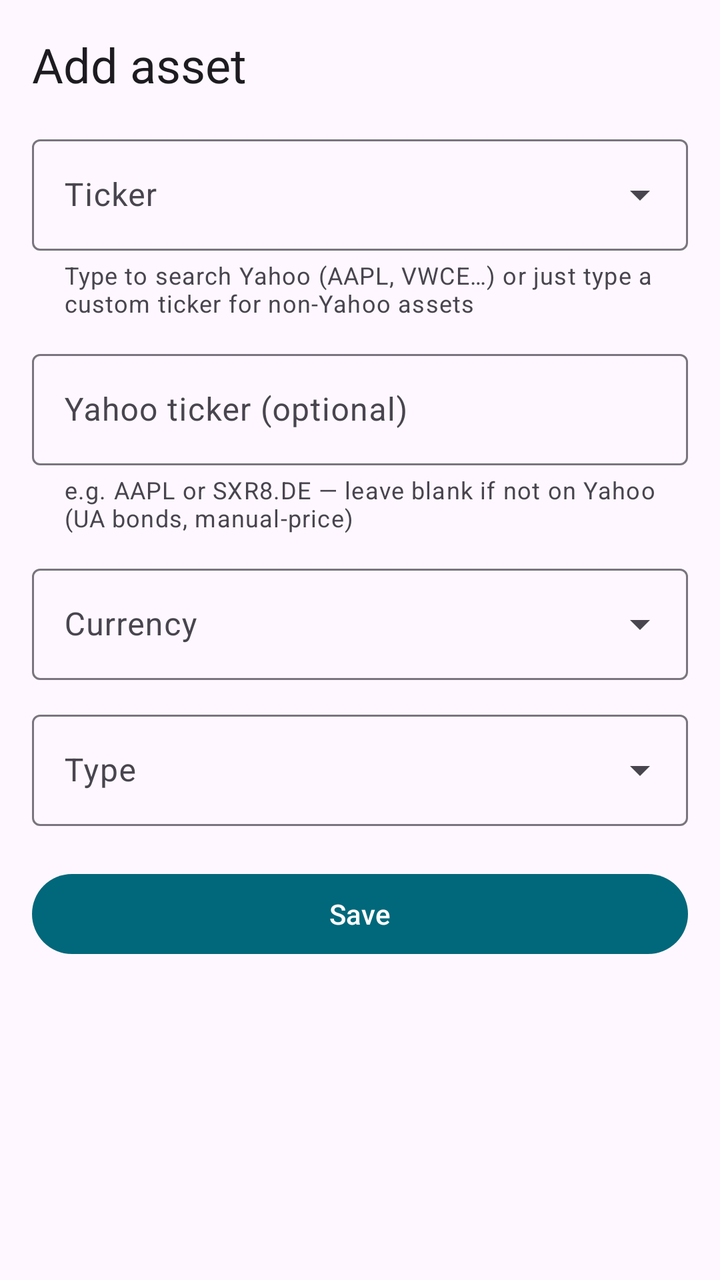
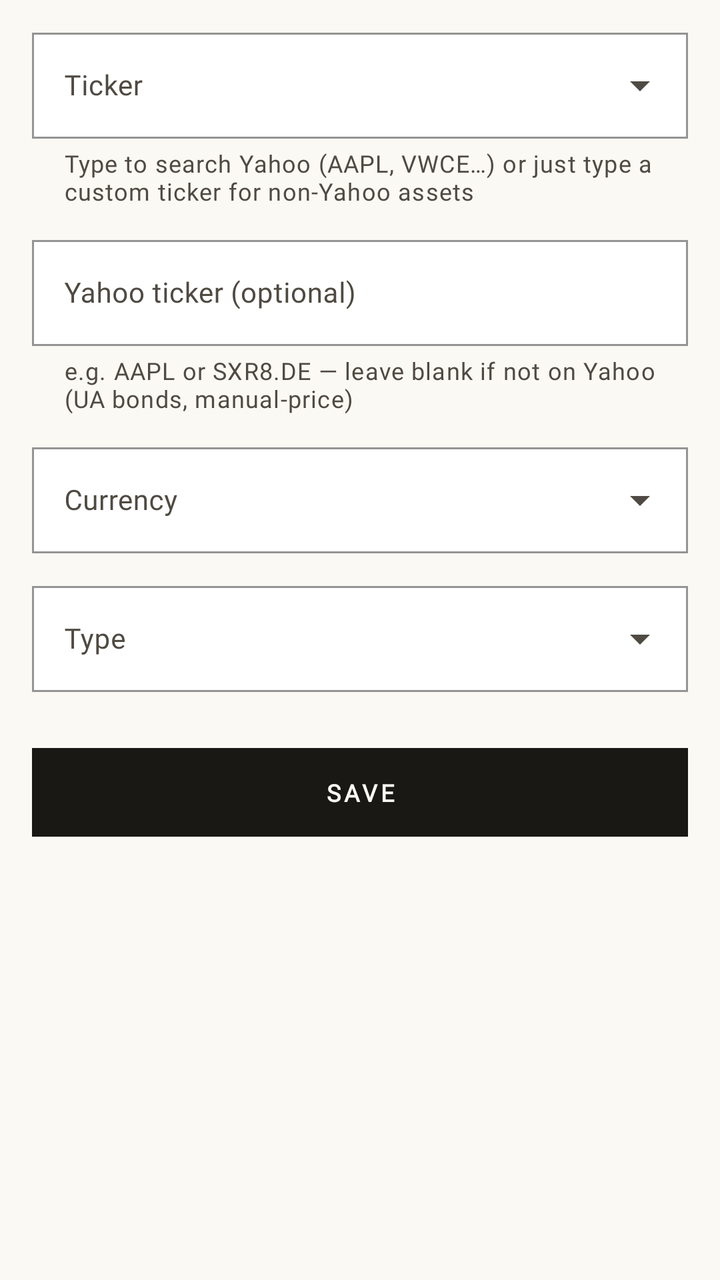

The first picture is an Android layout as it rendered before a commit; the second is the same layout after the commit. The layout source and the unified diff follow.
<!-- AndroidManifest.xml: application theme Theme.FinMon -->
<!-- res/layout/fragment_add_asset.xml -->
<?xml version="1.0" encoding="utf-8"?>
<ScrollView xmlns:android="http://schemas.android.com/apk/res/android"
    xmlns:app="http://schemas.android.com/apk/res-auto"
    android:layout_width="match_parent"
    android:layout_height="match_parent"
    android:fillViewport="true">

    <LinearLayout
        android:layout_width="match_parent"
        android:layout_height="wrap_content"
        android:orientation="vertical"
        android:padding="16dp">

        <TextView
            android:layout_width="wrap_content"
            android:layout_height="wrap_content"
            android:text="@string/add_asset_title"
            android:textAppearance="?attr/textAppearanceHeadlineSmall"
            android:paddingBottom="16dp" />

        <com.google.android.material.textfield.TextInputLayout
            android:id="@+id/tickerLayout"
            style="@style/Widget.Material3.TextInputLayout.OutlinedBox.ExposedDropdownMenu"
            android:layout_width="match_parent"
            android:layout_height="wrap_content"
            android:layout_marginBottom="12dp"
            android:hint="@string/field_ticker"
            app:helperText="@string/field_ticker_hint">

            <com.google.android.material.textfield.MaterialAutoCompleteTextView
                android:id="@+id/ticker"
                android:layout_width="match_parent"
                android:layout_height="wrap_content"
                android:imeOptions="actionNext"
                android:inputType="textCapCharacters|textNoSuggestions" />
        </com.google.android.material.textfield.TextInputLayout>

        <com.google.android.material.textfield.TextInputLayout
            android:id="@+id/remoteTickerLayout"
            style="@style/Widget.Material3.TextInputLayout.OutlinedBox"
            android:layout_width="match_parent"
            android:layout_height="wrap_content"
            android:layout_marginBottom="12dp"
            android:hint="@string/field_remote_ticker"
            app:helperText="@string/field_remote_ticker_hint">

            <com.google.android.material.textfield.TextInputEditText
                android:id="@+id/remoteTicker"
                android:layout_width="match_parent"
                android:layout_height="wrap_content"
                android:inputType="text"
                android:imeOptions="actionNext" />
        </com.google.android.material.textfield.TextInputLayout>

        <com.google.android.material.textfield.TextInputLayout
            android:id="@+id/currencyLayout"
            style="@style/Widget.Material3.TextInputLayout.OutlinedBox.ExposedDropdownMenu"
            android:layout_width="match_parent"
            android:layout_height="wrap_content"
            android:layout_marginBottom="12dp"
            android:hint="@string/field_currency">

            <AutoCompleteTextView
                android:id="@+id/currency"
                android:layout_width="match_parent"
                android:layout_height="wrap_content"
                android:inputType="none" />
        </com.google.android.material.textfield.TextInputLayout>

        <com.google.android.material.textfield.TextInputLayout
            android:id="@+id/typeLayout"
            style="@style/Widget.Material3.TextInputLayout.OutlinedBox.ExposedDropdownMenu"
            android:layout_width="match_parent"
            android:layout_height="wrap_content"
            android:layout_marginBottom="12dp"
            android:hint="@string/field_type">

            <AutoCompleteTextView
                android:id="@+id/type"
                android:layout_width="match_parent"
                android:layout_height="wrap_content"
                android:inputType="none" />
        </com.google.android.material.textfield.TextInputLayout>

        <LinearLayout
            android:id="@+id/bondFields"
            android:layout_width="match_parent"
            android:layout_height="wrap_content"
            android:orientation="vertical"
            android:visibility="gone">

            <com.google.android.material.textfield.TextInputLayout
                android:id="@+id/maturityLayout"
                style="@style/Widget.Material3.TextInputLayout.OutlinedBox"
                android:layout_width="match_parent"
                android:layout_height="wrap_content"
                android:layout_marginBottom="12dp"
                android:hint="@string/field_bond_maturity">

                <com.google.android.material.textfield.TextInputEditText
                    android:id="@+id/maturity"
                    android:layout_width="match_parent"
                    android:layout_height="wrap_content"
                    android:focusable="false"
                    android:clickable="true"
                    android:inputType="none" />
            </com.google.android.material.textfield.TextInputLayout>

            <com.google.android.material.textfield.TextInputLayout
                android:id="@+id/faceLayout"
                style="@style/Widget.Material3.TextInputLayout.OutlinedBox"
                android:layout_width="match_parent"
                android:layout_height="wrap_content"
                android:layout_marginBottom="12dp"
                android:hint="@string/field_bond_face">

                <com.google.android.material.textfield.TextInputEditText
                    android:id="@+id/face"
                    android:layout_width="match_parent"
                    android:layout_height="wrap_content"
                    android:inputType="numberDecimal"
                    android:imeOptions="actionNext" />
            </com.google.android.material.textfield.TextInputLayout>

            <com.google.android.material.textfield.TextInputLayout
                android:id="@+id/yieldLayout"
                style="@style/Widget.Material3.TextInputLayout.OutlinedBox"
                android:layout_width="match_parent"
                android:layout_height="wrap_content"
                android:layout_marginBottom="12dp"
                android:hint="@string/field_bond_yield">

                <com.google.android.material.textfield.TextInputEditText
                    android:id="@+id/yield"
                    android:layout_width="match_parent"
                    android:layout_height="wrap_content"
                    android:inputType="numberDecimal"
                    android:imeOptions="actionDone" />
            </com.google.android.material.textfield.TextInputLayout>
        </LinearLayout>

        <com.google.android.material.button.MaterialButton
            android:id="@+id/saveButton"
            android:layout_width="match_parent"
            android:layout_height="wrap_content"
            android:layout_marginTop="8dp"
            android:text="@string/action_save" />
    </LinearLayout>
</ScrollView>
<!-- resources referenced by this layout -->
<resources>
  <string name="add_asset_title">Add asset</string>
  <style name="Theme.FinMon" parent="Theme.Material3.DayNight.NoActionBar">
          <item name="colorPrimary">@color/md_theme_primary</item>
          <item name="colorOnPrimary">@color/md_theme_onPrimary</item>
          <item name="colorSecondary">@color/md_theme_secondary</item>
          <item name="colorOnSecondary">@color/md_theme_onSecondary</item>
          <item name="android:statusBarColor">?attr/colorPrimary</item>
      </style>
  <color name="md_theme_primary">#00687A</color>
  <color name="md_theme_onPrimary">#FFFFFF</color>
  <color name="md_theme_secondary">#4B6268</color>
  <color name="md_theme_onSecondary">#FFFFFF</color>
  <!-- unchanged entries left out for length: 10 -->
</resources>

<!-- the commit's change to res/layout/fragment_add_asset.xml (unified diff, before → after) -->
@@ -9,23 +9,19 @@
         android:layout_width="match_parent"
         android:layout_height="wrap_content"
         android:orientation="vertical"
-        android:padding="16dp">
-
-        <TextView
-            android:layout_width="wrap_content"
-            android:layout_height="wrap_content"
-            android:text="@string/add_asset_title"
-            android:textAppearance="?attr/textAppearanceHeadlineSmall"
-            android:paddingBottom="16dp" />
+        android:paddingHorizontal="@dimen/fm_page_padding_h"
+        android:paddingTop="12dp"
+        android:paddingBottom="32dp">
 
         <com.google.android.material.textfield.TextInputLayout
             android:id="@+id/tickerLayout"
-            style="@style/Widget.Material3.TextInputLayout.OutlinedBox.ExposedDropdownMenu"
+            style="@style/Widget.FinMon.TextInputLayout.OutlinedBox.ExposedDropdownMenu"
             android:layout_width="match_parent"
             android:layout_height="wrap_content"
             android:layout_marginBottom="12dp"
             android:hint="@string/field_ticker"
-            app:helperText="@string/field_ticker_hint">
+            app:helperText="@string/field_ticker_hint"
+            app:helperTextEnabled="true">
 
             <com.google.android.material.textfield.MaterialAutoCompleteTextView
                 android:id="@+id/ticker"
@@ -37,12 +33,13 @@
 
         <com.google.android.material.textfield.TextInputLayout
             android:id="@+id/remoteTickerLayout"
-            style="@style/Widget.Material3.TextInputLayout.OutlinedBox"
+            style="@style/Widget.FinMon.TextInputLayout.OutlinedBox"
             android:layout_width="match_parent"
             android:layout_height="wrap_content"
             android:layout_marginBottom="12dp"
             android:hint="@string/field_remote_ticker"
-            app:helperText="@string/field_remote_ticker_hint">
+            app:helperText="@string/field_remote_ticker_hint"
+            app:helperTextEnabled="true">
 
             <com.google.android.material.textfield.TextInputEditText
                 android:id="@+id/remoteTicker"
@@ -54,13 +51,13 @@
 
         <com.google.android.material.textfield.TextInputLayout
             android:id="@+id/currencyLayout"
-            style="@style/Widget.Material3.TextInputLayout.OutlinedBox.ExposedDropdownMenu"
+            style="@style/Widget.FinMon.TextInputLayout.OutlinedBox.ExposedDropdownMenu"
             android:layout_width="match_parent"
             android:layout_height="wrap_content"
             android:layout_marginBottom="12dp"
             android:hint="@string/field_currency">
 
-            <AutoCompleteTextView
+            <com.google.android.material.textfield.MaterialAutoCompleteTextView
                 android:id="@+id/currency"
                 android:layout_width="match_parent"
                 android:layout_height="wrap_content"
@@ -69,19 +66,20 @@
 
         <com.google.android.material.textfield.TextInputLayout
             android:id="@+id/typeLayout"
-            style="@style/Widget.Material3.TextInputLayout.OutlinedBox.ExposedDropdownMenu"
+            style="@style/Widget.FinMon.TextInputLayout.OutlinedBox.ExposedDropdownMenu"
             android:layout_width="match_parent"
             android:layout_height="wrap_content"
-            android:layout_marginBottom="12dp"
+            android:layout_marginBottom="4dp"
             android:hint="@string/field_type">
 
-            <AutoCompleteTextView
+            <com.google.android.material.textfield.MaterialAutoCompleteTextView
                 android:id="@+id/type"
                 android:layout_width="match_parent"
                 android:layout_height="wrap_content"
                 android:inputType="none" />
         </com.google.android.material.textfield.TextInputLayout>
 
+        
         <LinearLayout
             android:id="@+id/bondFields"
             android:layout_width="match_parent"
@@ -89,9 +87,33 @@
             android:orientation="vertical"
             android:visibility="gone">
 
+            <LinearLayout
+                android:layout_width="match_parent"
+                android:layout_height="wrap_content"
+                android:orientation="horizontal"
+                android:gravity="center_vertical"
+                android:layout_marginTop="14dp"
+                android:layout_marginBottom="6dp">
+
+                <TextView
+                    android:layout_width="wrap_content"
+                    android:layout_height="wrap_content"
+                    android:text="@string/add_asset_section_bond"
+                    android:textAppearance="@style/TextAppearance.FinMon.Kicker"
+                    android:textColor="@color/fm_accent"
+                    android:textFontWeight="700" />
+
+                <View
+                    android:layout_width="0dp"
+                    android:layout_height="@dimen/fm_rule_hairline"
+                    android:layout_weight="1"
+                    android:layout_marginStart="8dp"
+                    android:background="?attr/colorOutlineVariant" />
+            </LinearLayout>
+
             <com.google.android.material.textfield.TextInputLayout
                 android:id="@+id/maturityLayout"
-                style="@style/Widget.Material3.TextInputLayout.OutlinedBox"
+                style="@style/Widget.FinMon.TextInputLayout.OutlinedBox"
                 android:layout_width="match_parent"
                 android:layout_height="wrap_content"
                 android:layout_marginBottom="12dp"
@@ -108,7 +130,7 @@
 
             <com.google.android.material.textfield.TextInputLayout
                 android:id="@+id/faceLayout"
-                style="@style/Widget.Material3.TextInputLayout.OutlinedBox"
+                style="@style/Widget.FinMon.TextInputLayout.OutlinedBox"
                 android:layout_width="match_parent"
                 android:layout_height="wrap_content"
                 android:layout_marginBottom="12dp"
@@ -124,10 +146,9 @@
 
             <com.google.android.material.textfield.TextInputLayout
                 android:id="@+id/yieldLayout"
-                style="@style/Widget.Material3.TextInputLayout.OutlinedBox"
+                style="@style/Widget.FinMon.TextInputLayout.OutlinedBox"
                 android:layout_width="match_parent"
                 android:layout_height="wrap_content"
-                android:layout_marginBottom="12dp"
                 android:hint="@string/field_bond_yield">
 
                 <com.google.android.material.textfield.TextInputEditText
@@ -141,9 +162,10 @@
 
         <com.google.android.material.button.MaterialButton
             android:id="@+id/saveButton"
+            style="@style/Widget.FinMon.Button.Save"
             android:layout_width="match_parent"
             android:layout_height="wrap_content"
-            android:layout_marginTop="8dp"
+            android:layout_marginTop="20dp"
             android:text="@string/action_save" />
     </LinearLayout>
 </ScrollView>
<!-- resource entries referenced after the edit -->
@@ -1,17 +1,295 @@
 <!-- resources referenced by this layout -->
 <resources>
-  <string name="add_asset_title">Add asset</string>
-  <style name="Theme.FinMon" parent="Theme.Material3.DayNight.NoActionBar">
-          <item name="colorPrimary">@color/md_theme_primary</item>
-          <item name="colorOnPrimary">@color/md_theme_onPrimary</item>
-          <item name="colorSecondary">@color/md_theme_secondary</item>
-          <item name="colorOnSecondary">@color/md_theme_onSecondary</item>
-          <item name="android:statusBarColor">?attr/colorPrimary</item>
-      </style>
-  <color name="md_theme_primary">#00687A</color>
-  <color name="md_theme_onPrimary">#FFFFFF</color>
-  <color name="md_theme_secondary">#4B6268</color>
-  <color name="md_theme_onSecondary">#FFFFFF</color>
+  <color name="fm_accent">#00687A</color>
+  <dimen name="fm_page_padding_h">16dp</dimen>
+  <dimen name="fm_rule_hairline">1dp</dimen>
+  <string name="add_asset_section_bond">Bond fields</string>
+  <style name="TextAppearance.FinMon.Kicker" parent="TextAppearance.Material3.LabelSmall">
+          <item name="fontFamily">@font/inter</item>
+          <item name="android:fontFamily">@font/inter</item>
+          <item name="android:textFontWeight">600</item>
+          <item name="android:textSize">10sp</item>
+          <item name="android:textColor">@color/fm_ink_mute</item>
+          <item name="android:textAllCaps">true</item>
+          <item name="android:letterSpacing">0.16</item>
+      </style>
+  <style name="Widget.FinMon.Button.Save" parent="Widget.Material3.Button">
+          <item name="cornerRadius">0dp</item>
+          <item name="backgroundTint">?attr/colorOnBackground</item>
+          <item name="android:textAppearance">@style/TextAppearance.FinMon.SaveButton</item>
+          <item name="android:paddingTop">@dimen/fm_save_button_padding_v</item>
+          <item name="android:paddingBottom">@dimen/fm_save_button_padding_v</item>
+          <item name="rippleColor">@color/fm_ink_mute</item>
+      </style>
+  <style name="Widget.FinMon.TextInputLayout.OutlinedBox" parent="Widget.Material3.TextInputLayout.OutlinedBox">
+          <item name="boxCornerRadiusTopStart">0dp</item>
+          <item name="boxCornerRadiusTopEnd">0dp</item>
+          <item name="boxCornerRadiusBottomStart">0dp</item>
+          <item name="boxCornerRadiusBottomEnd">0dp</item>
+          <item name="boxStrokeWidth">@dimen/fm_rule_hairline</item>
+          <item name="boxStrokeWidthFocused">@dimen/fm_rule_hairline</item>
+          <item name="boxStrokeColor">?attr/colorOutline</item>
+          <item name="boxBackgroundColor">?attr/colorSurface</item>
+          <item name="hintTextAppearance">@style/TextAppearance.FinMon.Kicker</item>
+      </style>
+  <style name="Widget.FinMon.TextInputLayout.OutlinedBox.ExposedDropdownMenu" parent="Widget.FinMon.TextInputLayout.OutlinedBox">
+          <item name="endIconMode">dropdown_menu</item>
+          
+          <item name="materialThemeOverlay">@style/ThemeOverlay.Material3.AutoCompleteTextView.OutlinedBox</item>
+      </style>
+  <style name="Theme.FinMon" parent="Theme.Material3.Light.NoActionBar">
+  
+          
+          <item name="colorPrimary">@color/fm_accent</item>
+          <item name="colorOnPrimary">@color/fm_bg</item>
+          <item name="colorPrimaryContainer">@color/fm_accent_soft</item>
+          <item name="colorOnPrimaryContainer">@color/fm_ink</item>
+  
+          <item name="colorSecondary">@color/fm_ink_soft</item>
+          <item name="colorOnSecondary">@color/fm_bg</item>
+          <item name="colorSecondaryContainer">@color/fm_rule</item>
+          <item name="colorOnSecondaryContainer">@color/fm_ink</item>
+  
+          
+          <item name="android:colorBackground">@color/fm_bg</item>
+          <item name="colorOnBackground">@color/fm_ink</item>
+          <item name="colorSurface">@color/fm_bg_raised</item>
+          <item name="colorOnSurface">@color/fm_ink</item>
+          <item name="colorSurfaceVariant">@color/fm_bg</item>
+          <item name="colorOnSurfaceVariant">@color/fm_ink_soft</item>
+          <item name="android:windowBackground">@color/fm_bg</item>
+  
+          <item name="colorOutline">@color/fm_rule_strong</item>
+          <item name="colorOutlineVariant">@color/fm_rule</item>
+  
+          <item name="colorError">@color/fm_pnl_down</item>
+          <item name="colorOnError">@color/fm_bg</item>
+  
+          
+          <item name="elevationOverlayEnabled">false</item>
+  
+          
+          <item name="android:statusBarColor">@color/fm_bg</item>
+          <item name="android:windowLightStatusBar">true</item>
+          <item name="android:navigationBarColor">@color/fm_bg</item>
+          <item name="android:windowLightNavigationBar">true</item>
+  
+          
+          <item name="textAppearanceDisplayLarge">@style/TextAppearance.FinMon.Display.Headline</item>
+          <item name="textAppearanceDisplayMedium">@style/TextAppearance.FinMon.Display.Large</item>
+          <item name="textAppearanceDisplaySmall">@style/TextAppearance.FinMon.Display.Medium</item>
+  
+          <item name="textAppearanceHeadlineLarge">@style/TextAppearance.FinMon.Display.Large</item>
+          <item name="textAppearanceHeadlineMedium">@style/TextAppearance.FinMon.Display.Medium</item>
+          <item name="textAppearanceHeadlineSmall">@style/TextAppearance.FinMon.Display.Small</item>
+  
+          <item name="textAppearanceTitleLarge">@style/TextAppearance.FinMon.Title.Large</item>
+          <item name="textAppearanceTitleMedium">@style/TextAppearance.FinMon.Title.Medium</item>
+          <item name="textAppearanceTitleSmall">@style/TextAppearance.FinMon.Title.Small</item>
+  
+          <item name="textAppearanceBodyLarge">@style/TextAppearance.FinMon.Body.Medium</item>
+          <item name="textAppearanceBodyMedium">@style/TextAppearance.FinMon.Body.Medium</item>
+          <item name="textAppearanceBodySmall">@style/TextAppearance.FinMon.Body.Small</item>
+  
+          <item name="textAppearanceLabelLarge">@style/TextAppearance.FinMon.Label.Large</item>
+          <item name="textAppearanceLabelMedium">@style/TextAppearance.FinMon.Label.Medium</item>
+          <item name="textAppearanceLabelSmall">@style/TextAppearance.FinMon.Label.Small</item>
+  
+          
+          <item name="bottomNavigationStyle">@style/Widget.FinMon.BottomNavigationView</item>
+          <item name="tabStyle">@style/Widget.FinMon.TabLayout</item>
+          <item name="chipStyle">@style/Widget.FinMon.Chip.Filter</item>
+          
+          <item name="materialAlertDialogTheme">@style/ThemeOverlay.FinMon.AlertDialog</item>
+      </style>
+  <color name="fm_ink_mute">#6F6A60</color>
+  <style name="TextAppearance.FinMon.SaveButton" parent="TextAppearance.Material3.LabelLarge">
+          <item name="fontFamily">@font/inter</item>
+          <item name="android:fontFamily">@font/inter</item>
+          <item name="android:textFontWeight">700</item>
+          <item name="android:textSize">12sp</item>
+          <item name="android:textColor">@color/fm_bg</item>
+          <item name="android:textAllCaps">true</item>
+          <item name="android:letterSpacing">0.15</item>
+      </style>
+  <dimen name="fm_save_button_padding_v">14dp</dimen>
+  <color name="fm_bg">#FBF9F4</color>
+  <color name="fm_accent_soft">#9CC2C9</color>
+  <color name="fm_ink">#1A1814</color>
+  <color name="fm_ink_soft">#4F4A42</color>
+  <color name="fm_rule">#E6E0D3</color>
+  <color name="fm_bg_raised">#FFFFFF</color>
+  <color name="fm_rule_strong">#1A1814</color>
+  <color name="fm_pnl_down">#C62828</color>
+  <style name="TextAppearance.FinMon.Display.Headline" parent="TextAppearance.Material3.HeadlineLarge">
+          <item name="fontFamily">@font/source_serif_4</item>
+          <item name="android:fontFamily">@font/source_serif_4</item>
+          <item name="android:textFontWeight">700</item>
+          <item name="android:textSize">36sp</item>
+          <item name="android:textColor">@color/fm_ink</item>
+      </style>
+  <style name="TextAppearance.FinMon.Display.Large" parent="TextAppearance.Material3.HeadlineMedium">
+          <item name="fontFamily">@font/source_serif_4</item>
+          <item name="android:fontFamily">@font/source_serif_4</item>
+          <item name="android:textFontWeight">600</item>
+          <item name="android:textSize">30sp</item>
+          <item name="android:textColor">@color/fm_ink</item>
+      </style>
+  <style name="TextAppearance.FinMon.Display.Medium" parent="TextAppearance.Material3.HeadlineSmall">
+          <item name="fontFamily">@font/source_serif_4</item>
+          <item name="android:fontFamily">@font/source_serif_4</item>
+          <item name="android:textFontWeight">600</item>
+          <item name="android:textSize">26sp</item>
+          <item name="android:textColor">@color/fm_ink</item>
+      </style>
+  <style name="TextAppearance.FinMon.Display.Small" parent="TextAppearance.Material3.TitleLarge">
+          <item name="fontFamily">@font/source_serif_4</item>
+          <item name="android:fontFamily">@font/source_serif_4</item>
+          <item name="android:textFontWeight">600</item>
+          <item name="android:textSize">22sp</item>
+          <item name="android:textColor">@color/fm_ink</item>
+      </style>
+  <style name="TextAppearance.FinMon.Title.Large" parent="TextAppearance.Material3.TitleMedium">
+          <item name="fontFamily">@font/source_serif_4</item>
+          <item name="android:fontFamily">@font/source_serif_4</item>
+          <item name="android:textFontWeight">700</item>
+          <item name="android:textSize">18sp</item>
+          <item name="android:textColor">@color/fm_ink</item>
+      </style>
+  <style name="TextAppearance.FinMon.Title.Medium" parent="TextAppearance.Material3.TitleSmall">
+          <item name="fontFamily">@font/source_serif_4</item>
+          <item name="android:fontFamily">@font/source_serif_4</item>
+          <item name="android:textFontWeight">700</item>
+          <item name="android:textSize">16sp</item>
+          <item name="android:textColor">@color/fm_ink</item>
+      </style>
+  <style name="TextAppearance.FinMon.Title.Small" parent="TextAppearance.Material3.TitleSmall">
+          <item name="fontFamily">@font/source_serif_4</item>
+          <item name="android:fontFamily">@font/source_serif_4</item>
+          <item name="android:textFontWeight">700</item>
+          <item name="android:textSize">15sp</item>
+          <item name="android:textColor">@color/fm_ink</item>
+      </style>
+  <style name="TextAppearance.FinMon.Body.Medium" parent="TextAppearance.Material3.BodyMedium">
+          <item name="fontFamily">@font/source_serif_4</item>
+          <item name="android:fontFamily">@font/source_serif_4</item>
+          <item name="android:textFontWeight">400</item>
+          <item name="android:textSize">14sp</item>
+          <item name="android:textColor">@color/fm_ink</item>
+      </style>
+  <style name="TextAppearance.FinMon.Body.Small" parent="TextAppearance.Material3.BodySmall">
+          <item name="fontFamily">@font/source_serif_4</item>
+          <item name="android:fontFamily">@font/source_serif_4</item>
+          <item name="android:textFontWeight">450</item>
+          <item name="android:textSize">12sp</item>
+          <item name="android:textColor">@color/fm_ink_soft</item>
+      </style>
+  <style name="TextAppearance.FinMon.Label.Large" parent="TextAppearance.Material3.LabelLarge">
+          <item name="fontFamily">@font/inter</item>
+          <item name="android:fontFamily">@font/inter</item>
+          <item name="android:textFontWeight">600</item>
+          <item name="android:textSize">14sp</item>
+          <item name="android:textColor">@color/fm_ink</item>
+      </style>
+  <style name="TextAppearance.FinMon.Label.Medium" parent="TextAppearance.Material3.LabelMedium">
+          <item name="fontFamily">@font/inter</item>
+          <item name="android:fontFamily">@font/inter</item>
+          <item name="android:textFontWeight">600</item>
+          <item name="android:textSize">12sp</item>
+          <item name="android:textColor">@color/fm_ink</item>
+      </style>
+  <style name="TextAppearance.FinMon.Label.Small" parent="TextAppearance.Material3.LabelSmall">
+          <item name="fontFamily">@font/inter</item>
+          <item name="android:fontFamily">@font/inter</item>
+          <item name="android:textFontWeight">500</item>
+          <item name="android:textSize">11sp</item>
+          <item name="android:textColor">@color/fm_ink_soft</item>
+      </style>
+  <style name="Widget.FinMon.BottomNavigationView" parent="Widget.Material3.BottomNavigationView">
+          <item name="android:background">@drawable/bg_fm_bottom_nav</item>
+          <item name="itemActiveIndicatorStyle">@style/Widget.FinMon.BottomNavigationView.ActiveIndicator</item>
+          <item name="itemTextColor">@color/fm_nav_item_color</item>
+          <item name="itemIconTint">@color/fm_nav_item_color</item>
+          <item name="itemTextAppearanceActive">@style/TextAppearance.FinMon.Label.Small</item>
+          <item name="itemTextAppearanceInactive">@style/TextAppearance.FinMon.Label.Small</item>
+      </style>
+  <style name="Widget.FinMon.TabLayout" parent="Widget.Material3.TabLayout">
+          
+          <item name="android:background">?android:attr/colorBackground</item>
+          <item name="tabIndicatorColor">?attr/colorOutline</item>
+          <item name="tabIndicatorHeight">@dimen/fm_rule_strong</item>
+          <item name="tabSelectedTextColor">?attr/colorOnBackground</item>
+          <item name="tabTextColor">@color/fm_ink_mute</item>
+          <item name="tabTextAppearance">@style/TextAppearance.FinMon.Title.Small</item>
+          
+          <item name="tabRippleColor">@android:color/transparent</item>
+      </style>
+  <style name="Widget.FinMon.Chip.Filter" parent="Widget.Material3.Chip.Filter">
+          <item name="shapeAppearance">@style/ShapeAppearance.FinMon.Chip.Pill</item>
+          <item name="chipBackgroundColor">@color/fm_chip_bg</item>
+          <item name="chipStrokeColor">@color/fm_chip_stroke</item>
+          <item name="chipStrokeWidth">@dimen/fm_rule_hairline</item>
+          <item name="android:textColor">@color/fm_chip_text</item>
+          <item name="checkedIconTint">@color/fm_chip_text</item>
+          <item name="android:textAppearance">@style/TextAppearance.FinMon.Chip</item>
+          <item name="rippleColor">@color/fm_ink_mute</item>
+      </style>
+  <style name="ThemeOverlay.FinMon.AlertDialog" parent="ThemeOverlay.Material3.MaterialAlertDialog">
+          <item name="colorPrimary">@color/fm_ink</item>
+          <item name="colorOnPrimary">@color/fm_bg</item>
+          <item name="colorPrimaryContainer">@color/fm_rule</item>
+          <item name="colorOnPrimaryContainer">@color/fm_ink</item>
+          <item name="colorSurface">@color/fm_bg_raised</item>
+          <item name="colorOnSurface">@color/fm_ink</item>
+          <item name="colorSurfaceVariant">@color/fm_rule</item>
+          <item name="colorOnSurfaceVariant">@color/fm_ink_soft</item>
+          <item name="android:colorBackground">@color/fm_bg_raised</item>
+          <item name="colorOnBackground">@color/fm_ink</item>
+          <item name="colorOutline">@color/fm_rule_strong</item>
+          <item name="colorOutlineVariant">@color/fm_rule</item>
+  
+          <item name="colorSurfaceContainer">@color/fm_bg_raised</item>
+          <item name="colorSurfaceContainerLow">@color/fm_bg_raised</item>
+          <item name="colorSurfaceContainerLowest">@color/fm_bg_raised</item>
+          <item name="colorSurfaceContainerHigh">@color/fm_bg_raised</item>
+          <item name="colorSurfaceContainerHighest">@color/fm_bg_raised</item>
+          <item name="colorSurfaceBright">@color/fm_bg_raised</item>
+          <item name="colorSurfaceDim">@color/fm_bg</item>
+  
+          <item name="elevationOverlayEnabled">false</item>
+      </style>
+  <!-- drawable bg_fm_bottom_nav (drawable) -->
+  <?xml version="1.0" encoding="utf-8"?>
+  <layer-list xmlns:android="http://schemas.android.com/apk/res/android">
+      <item>
+          <shape android:shape="rectangle">
+              <solid android:color="?android:attr/colorBackground" />
+          </shape>
+      </item>
+      <item android:height="2dp" android:gravity="top">
+          <shape android:shape="rectangle">
+              <solid android:color="?attr/colorOnBackground" />
+          </shape>
+      </item>
+  </layer-list>
+  <style name="Widget.FinMon.BottomNavigationView.ActiveIndicator" parent="Widget.Material3.BottomNavigationView.ActiveIndicator">
+          <item name="android:width">0dp</item>
+          <item name="android:height">0dp</item>
+          <item name="android:color">@android:color/transparent</item>
+      </style>
+  <dimen name="fm_rule_strong">2dp</dimen>
+  <style name="ShapeAppearance.FinMon.Chip.Pill" parent="">
+          <item name="cornerFamily">rounded</item>
+          <item name="cornerSize">50%</item>
+      </style>
+  <style name="TextAppearance.FinMon.Chip" parent="TextAppearance.Material3.LabelMedium">
+          <item name="fontFamily">@font/inter</item>
+          <item name="android:fontFamily">@font/inter</item>
+          <item name="android:textFontWeight">500</item>
+          <item name="android:textSize">11sp</item>
+          <item name="android:textColor">@color/fm_chip_text_idle</item>
+      </style>
+  <color name="fm_chip_text_idle">#5B554D</color>
   <!-- unchanged entries left out for length: 10 -->
 </resources>
 
